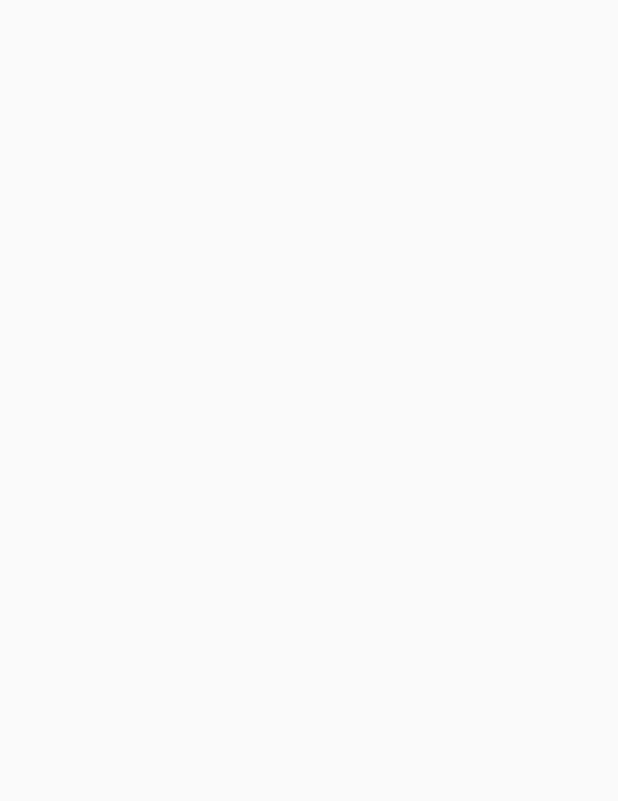
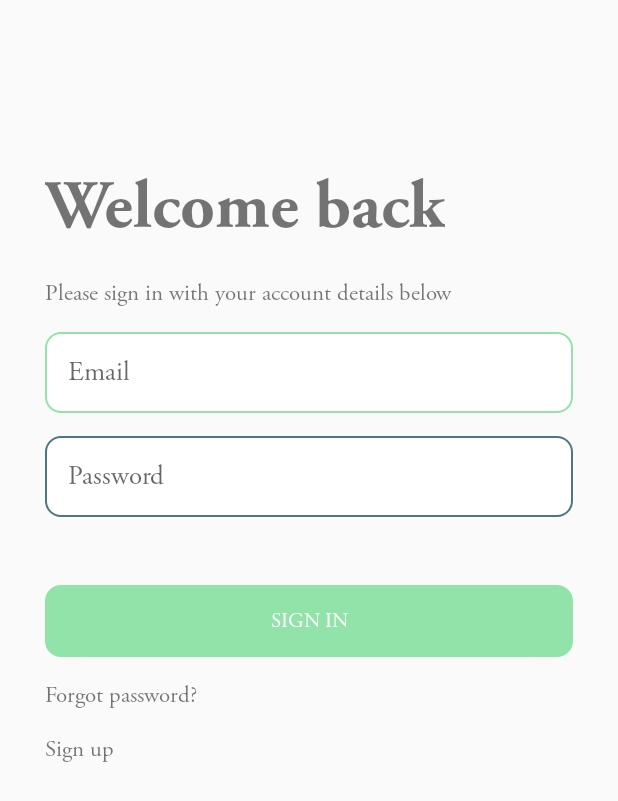
Before and after one commit to Alphonce-Mutebi/mChama, an Android app: the screen it shows after launch (ActivityHome), on a phone screen of 412 x 824 dp. Before the commit the part shown is empty. Shown: the top 801 px of the screen. Run offline under Robolectric (Android 15) with nearby library versions, the phone set to English and light mode, and no system bars.

Commit message:
added sign in page

```diff
--- /dev/null
+++ b/app/src/main/res/drawable/button.xml
@@ -0,0 +1,8 @@
+<?xml version="1.0" encoding="utf-8"?>
+<shape xmlns:android="http://schemas.android.com/apk/res/android" android:shape="rectangle">
+
+        <solid android:color="@color/color1" />
+        <corners android:radius="10dp"/>
+        <stroke android:color="@color/color1" android:width="1dp"/>
+
+</shape>
--- /dev/null
+++ b/app/src/main/res/drawable/custom_input.xml
@@ -0,0 +1,23 @@
+<?xml version="1.0" encoding="utf-8"?>
+<selector xmlns:android="http://schemas.android.com/apk/res/android">
+
+    <item android:state_enabled="true" android:state_focused="true">
+        <shape android:shape="rectangle">
+            <solid android:color="@android:color/white"/>
+            <corners android:radius="10dp"/>
+            <stroke android:color="@color/color1" android:width="1dp"/>
+
+        </shape>
+    </item>
+
+    <item android:state_enabled="true" >
+        <shape android:shape="rectangle">
+            <solid android:color="@android:color/white"/>
+            <corners android:radius="10dp"/>
+            <stroke android:color="@color/colorPrimary" android:width="1dp"/>
+
+        </shape>
+    </item>
+
+
+</selector>
--- /dev/null
+++ b/app/src/main/res/font/font.xml
@@ -0,0 +1,4 @@
+<?xml version="1.0" encoding="utf-8"?>
+<font-family xmlns:android="http://schemas.android.com/apk/res/android">
+
+</font-family>
--- a/app/src/main/res/layout/activity_home.xml
+++ b/app/src/main/res/layout/activity_home.xml
@@ -1,9 +1,114 @@
 <?xml version="1.0" encoding="utf-8"?>
-<androidx.constraintlayout.widget.ConstraintLayout xmlns:android="http://schemas.android.com/apk/res/android"
+<LinearLayout xmlns:android="http://schemas.android.com/apk/res/android"
     xmlns:app="http://schemas.android.com/apk/res-auto"
     xmlns:tools="http://schemas.android.com/tools"
     android:layout_width="match_parent"
     android:layout_height="match_parent"
+    android:paddingLeft="10dp"
+    android:paddingRight="10dp"
+    android:orientation="vertical"
     tools:context=".ActivityHome">
 
-</androidx.constraintlayout.widget.ConstraintLayout>
+
+
+        <TextView
+            android:id="@+id/title"
+            android:layout_width="wrap_content"
+            android:layout_height="wrap_content"
+            android:layout_marginLeft="20dp"
+            android:layout_marginTop="110dp"
+            android:text="@string/welcome_back"
+            android:textSize="45sp"
+            android:fontFamily="@font/adobe_garamond_pro_bold"/>
+
+        <TextView
+            android:id="@+id/description"
+            android:layout_width="wrap_content"
+            android:layout_height="wrap_content"
+            android:layout_marginLeft="20dp"
+            android:layout_marginRight="20dp"
+            android:layout_marginTop="20dp"
+            android:text="@string/please_sign_in_with_your_account_details_below"
+            android:textSize="15sp"
+            android:fontFamily="@font/adobe_garamond_pro_regular"/>
+
+
+        <EditText
+            android:id="@+id/email"
+            android:layout_width="match_parent"
+            android:layout_height="wrap_content"
+            android:layout_marginLeft="20dp"
+            android:layout_marginRight="20dp"
+            android:layout_marginTop="15dp"
+            android:hint="Email"
+            android:inputType="textEmailAddress"
+            android:fontFamily="@font/adobe_garamond_pro_regular"
+            android:background="@drawable/custom_input"
+            android:padding="15dp"
+            />
+
+        <EditText
+            android:id="@+id/password"
+            android:layout_width="match_parent"
+            android:layout_height="wrap_content"
+            android:layout_marginLeft="20dp"
+            android:layout_marginRight="20dp"
+            android:layout_marginTop="15dp"
+            android:hint="Password"
+            android:inputType="textPassword"
+            android:fontFamily="@font/adobe_garamond_pro_regular"
+            android:background="@drawable/custom_input"
+            android:padding="15dp"
+            />
+
+    <Button
+        android:id="@+id/signin"
+        android:layout_width="match_parent"
+        android:layout_height="wrap_content"
+        android:layout_marginLeft="20dp"
+        android:layout_marginRight="20dp"
+        android:layout_marginTop="45dp"
+        android:text="@string/sign_in"
+        android:fontFamily="@font/adobe_garamond_pro_regular"
+        android:background="@drawable/button"
+        android:textColor="#ffffff"
+
+
+        />
+
+    <TextView
+        android:id="@+id/forgotpassword"
+        android:layout_width="wrap_content"
+        android:layout_height="wrap_content"
+        android:text="@string/forgot_password"
+        android:textSize="15sp"
+        android:layout_marginLeft="20dp"
+        android:layout_marginRight="20dp"
+        android:layout_marginTop="15dp"
+        android:fontFamily="@font/adobe_garamond_pro_regular"
+
+
+        />
+
+
+
+    <TextView
+        android:id="@+id/signup"
+        android:layout_width="wrap_content"
+        android:layout_height="wrap_content"
+        android:text="Sign up"
+        android:textSize="15sp"
+        android:layout_marginLeft="20dp"
+        android:layout_marginRight="20dp"
+        android:layout_marginTop="15dp"
+        android:fontFamily="@font/adobe_garamond_pro_regular"
+
+        />
+
+
+
+
+
+
+
+</LinearLayout>
--- a/app/src/main/res/values/strings.xml
+++ b/app/src/main/res/values/strings.xml
@@ -1,5 +1,10 @@
 <resources>
     <string name="app_name">mChama</string>
+    <string name="new_here">New Here ?</string>
+    <string name="forgot_password">Forgot password?</string>
+    <string name="sign_in">SIGN IN</string>
+    <string name="please_sign_in_with_your_account_details_below">Please sign in with your account details below</string>
+    <string name="welcome_back">Welcome back</string>
 
     <integer-array name="img_id_arr">
         <item>@drawable/ic_loans</item>
```
Also changed, not shown: app/src/main/res/font/adobe_garamond_pro_bold.ttf (added), app/src/main/res/font/adobe_garamond_pro_regular.ttf (added).
